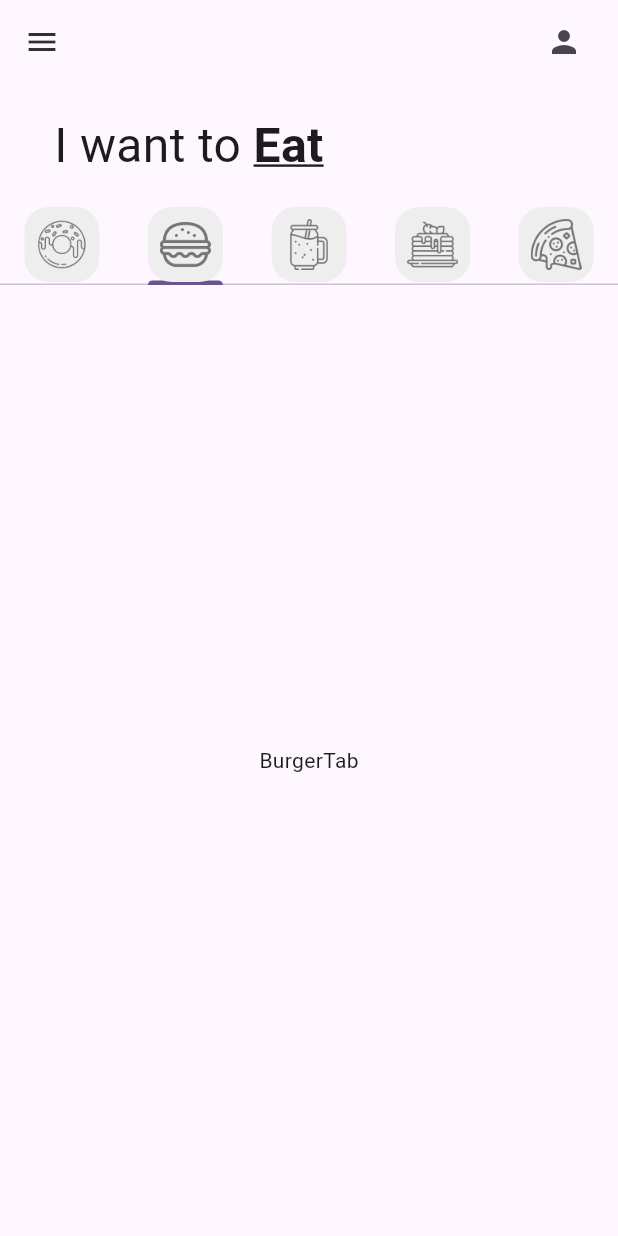
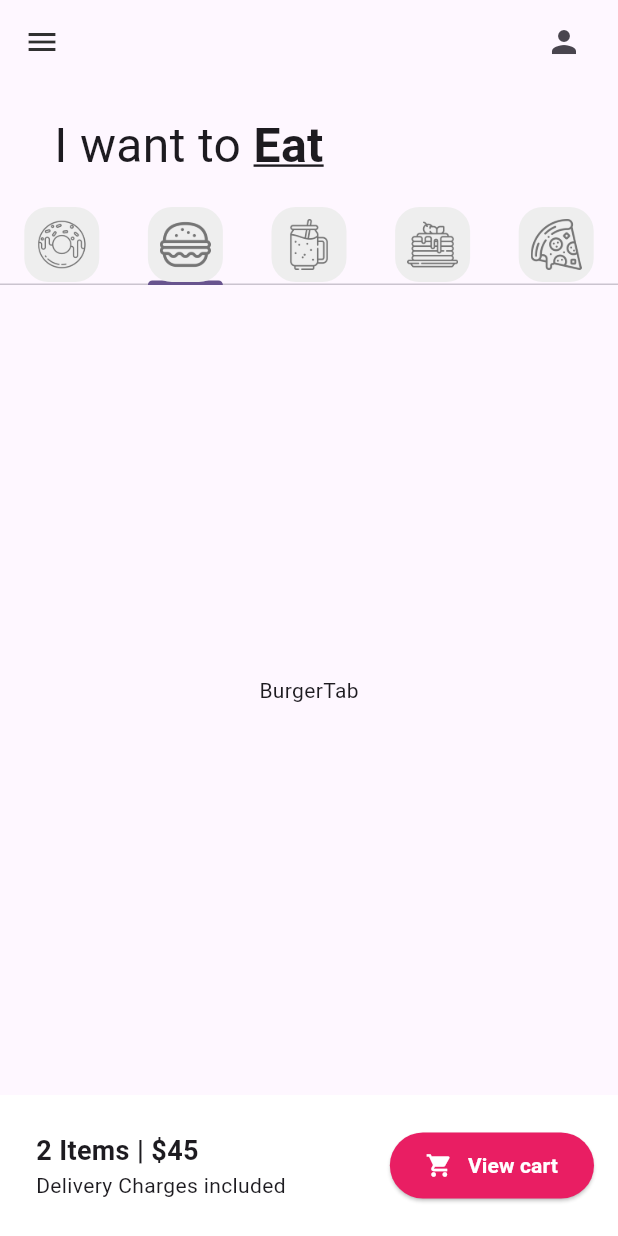
Before and after one commit to Ramos223/luis_application_2c, a Flutter app: the screen it shows after launch, tab 2 chosen, on a phone screen of 412 x 824 dp. Run offline on Flutter 3.47's test engine with Material 3 defaults, Android fonts, the phone set to English and light mode, and no system bars.

Commit message:
UI finished

```diff
--- a/lib/pages/home_page.dart
+++ b/lib/pages/home_page.dart
@@ -78,6 +78,58 @@
 
 
         //Carrito
+        Container(
+          color: Colors.white,
+          padding: EdgeInsets.all(16),
+          child: Row(
+            //Esto alinia los elementos a los extremos
+            mainAxisAlignment: MainAxisAlignment.spaceBetween,
+            children: [
+              Padding(
+                padding: const EdgeInsets.all(8.0),
+                child: Column(
+                  //Alinear horizontalmente una colmna
+                  crossAxisAlignment: CrossAxisAlignment.start,
+                  children: [
+                    Text("2 Items | \$45",
+                    style: TextStyle(
+                      fontSize: 18,fontWeight: FontWeight.bold),),
+                    Text('Delivery Charges included')
+                  ],
+                ),
+              ),
+              ElevatedButton(
+                onPressed: () {},
+                style: ElevatedButton.styleFrom(
+                  backgroundColor: Colors.pink,
+                  padding: const EdgeInsets.symmetric(
+                    horizontal: 24,
+                    vertical: 12
+                  )
+
+                ),
+              child:const Row(
+                children:[
+                Icon(
+                  Icons.shopping_cart,
+                  color: Colors.white,
+                ),
+                SizedBox(
+                  width: 10,
+                ),
+
+                  Text(
+                    'View cart',
+                    style: TextStyle(
+                      color: Colors.white,
+                      fontWeight: FontWeight.bold),
+                      ),
+                ],
+              ))
+              ],
+          ),
+
+        )
       ];
   }
 }
```
